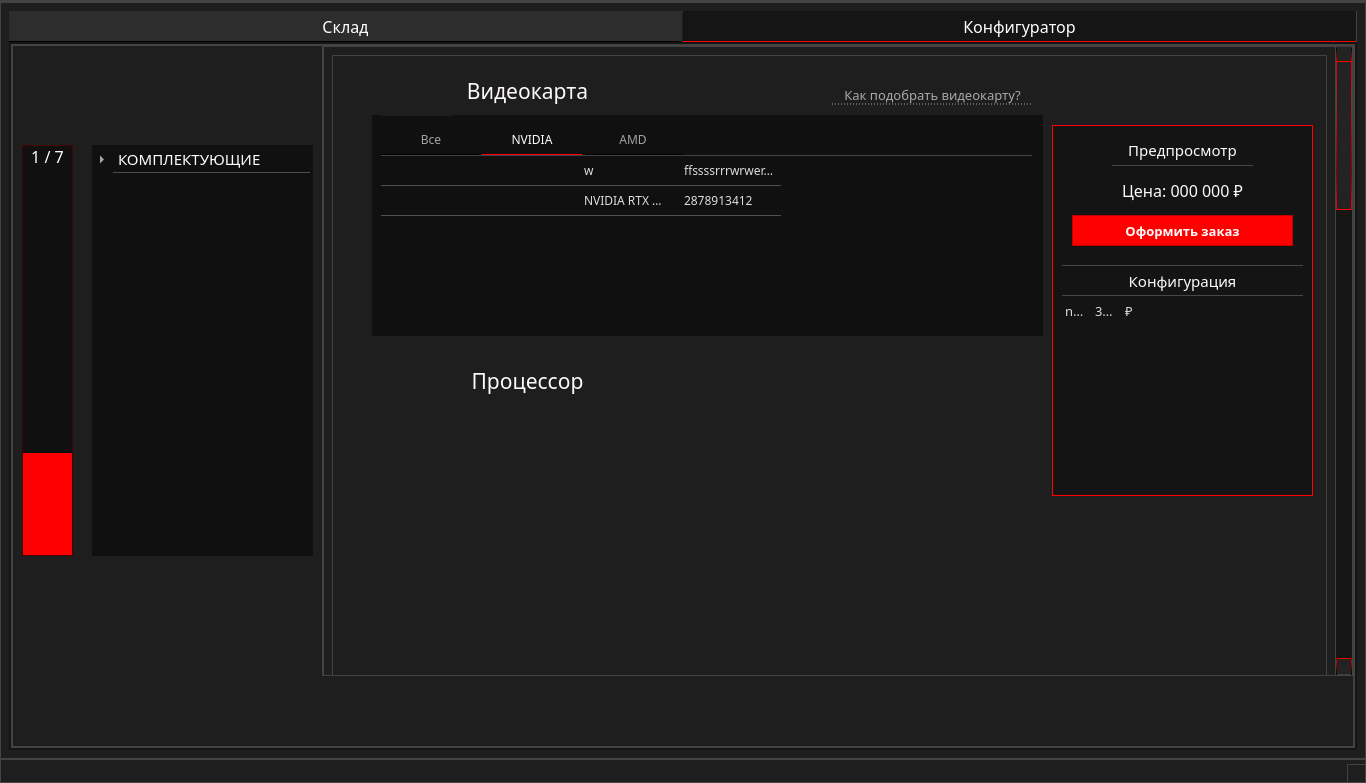
marginalprog/git_pcconf, file ui/main_interface.ui: the form before one commit.
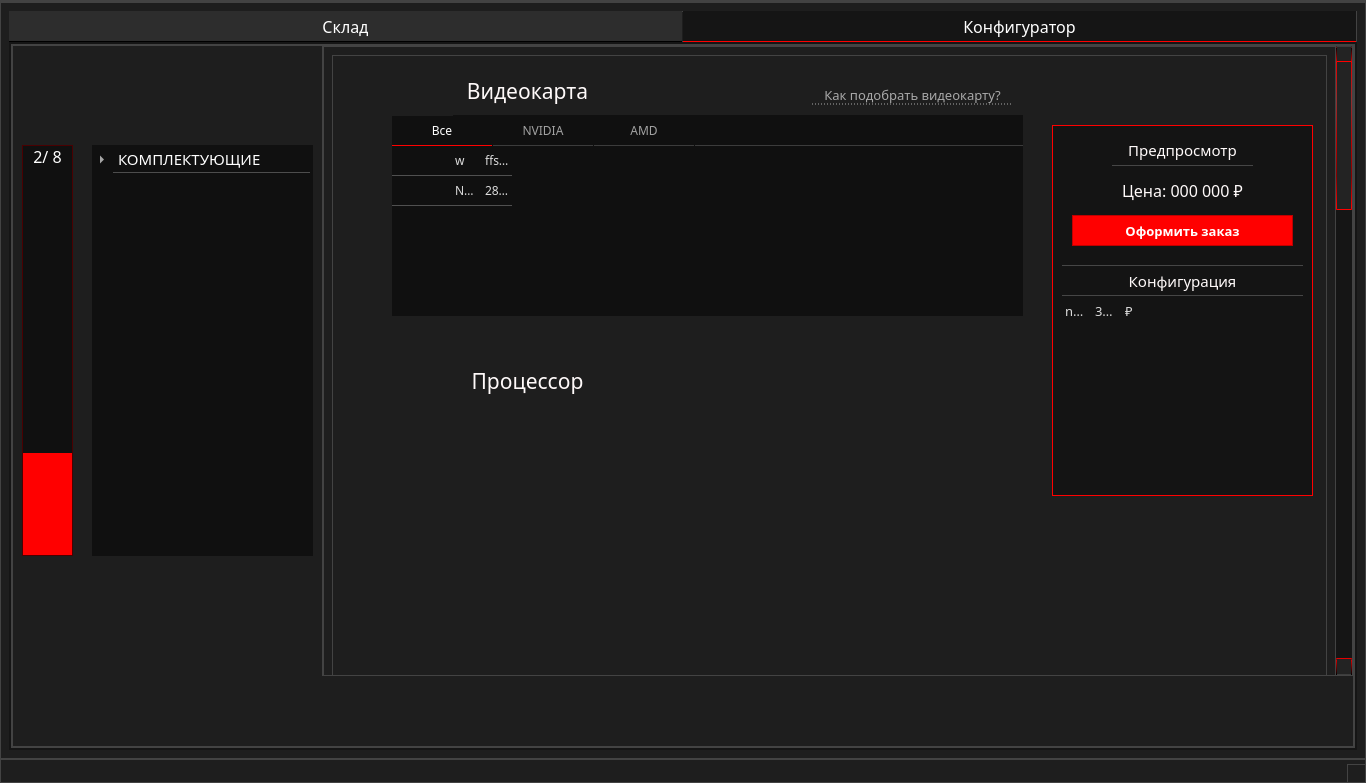
The form after the commit. Icons and pictures are not drawn.

Commit message: +Изменена логика действия вставки RB (вместо пересоздавания теперь они переопределяют своё состояние и объеденены в группы) +Теперь по клику на строку выделяются и сами RB +Таблица убрана из TabWidget, чтобы в будущем по нажатии на вкладку перезаполнять и фильтровать данные в одной таблице, а не создавать новые и заполянть их информацией +Оптимизирован алгоритм вставки индикатора состояния наличия комплектующего на складе

What changed in the file:
```diff
--- a/ui/main_interface.ui
+++ b/ui/main_interface.ui
@@ -179,7 +179,7 @@
          <bool>false</bool>
         </property>
         <property name="format">
-         <string>1 / 7</string>
+         <string>2/ 8</string>
         </property>
        </widget>
        <widget class="QTreeWidget" name="treeWidget">
@@ -915,10 +915,10 @@
             <widget class="QFrame" name="frameTabVideo">
              <property name="geometry">
               <rect>
-               <x>40</x>
+               <x>60</x>
                <y>60</y>
-               <width>671</width>
-               <height>221</height>
+               <width>631</width>
+               <height>201</height>
               </rect>
              </property>
              <property name="styleSheet">
@@ -931,12 +931,18 @@
              <property name="frameShadow">
               <enum>QFrame::Raised</enum>
              </property>
-             <layout class="QVBoxLayout" name="verticalLayout_3">
-              <item>
-               <widget class="QTabWidget" name="tabWvideo">
+             <widget class="QTabWidget" name="tabWidgetVideo">
                 <property name="enabled">
                  <bool>true</bool>
                 </property>
+              <property name="geometry">
+               <rect>
+                <x>0</x>
+                <y>0</y>
+                <width>631</width>
+                <height>31</height>
+               </rect>
+              </property>
                 <property name="font">
                  <font>
                   <family>Montserrat Medium</family>
@@ -946,11 +952,12 @@
                 <property name="styleSheet">
                  <string notr="true">QTabWidget::pane
 {
-	border: 1px;
 	background: #101010;
-	border-style: solid;
-	border-width: 0px;
-	border-color: #151515;
+	border-bottom: 1px solid rgb(60,60,60); 
+	border-right: 0px;
+	border-left: 0px;
+	border-top:0px;
+		
 }
 
 QTabBar::tab
@@ -959,13 +966,16 @@
 	min-width: 100px;
 	min-height: 10ex;
 	margin-left: 1px;
-	left: -1px;
 	color: #a2a2a2;
-
+	border-bottom: 1px solid rgb(60,60,60); 
+	
 }
 QTabBar::tab:selected
 {
 	color: white;
+	border-right: 0px;
+	border-left: 0px;
+	border-top:0px;
 	border-bottom: 1px solid #FF0000;
 }
 QTabBar::tab:hover
@@ -986,16 +996,23 @@
                  <attribute name="title">
                   <string>NVIDIA</string>
                  </attribute>
-                 <widget class="QTableWidget" name="tableConfNvidia">
+              </widget>
+              <widget class="QWidget" name="tabAmd">
+               <attribute name="title">
+                <string>AMD</string>
+               </attribute>
+              </widget>
+             </widget>
+             <widget class="QTableWidget" name="tableConfVideo">
                   <property name="enabled">
                    <bool>true</bool>
                   </property>
                   <property name="geometry">
                    <rect>
                     <x>0</x>
-                    <y>0</y>
-                    <width>651</width>
-                    <height>181</height>
+                <y>30</y>
+                <width>631</width>
+                <height>171</height>
                    </rect>
                   </property>
                   <property name="font">
@@ -1067,6 +1084,9 @@
 	background-color: #101010;
 	color: #dddddd;
 	border-top: 1px solid #434343;
+	border-right: 0px;
+	border-left: 0px;
+	border-bottom: 0px;
 }
 
 QTableWidget::item:hover {
@@ -1107,13 +1127,13 @@
                    <bool>true</bool>
                   </attribute>
                   <attribute name="horizontalHeaderDefaultSectionSize">
-                   <number>100</number>
+               <number>30</number>
                   </attribute>
                   <attribute name="horizontalHeaderHighlightSections">
                    <bool>false</bool>
                   </attribute>
                   <attribute name="horizontalHeaderMinimumSectionSize">
-                   <number>70</number>
+               <number>15</number>
                   </attribute>
                   <attribute name="horizontalHeaderShowSortIndicator" stdset="0">
                    <bool>true</bool>
@@ -1127,6 +1147,9 @@
                   <attribute name="verticalHeaderCascadingSectionResizes">
                    <bool>false</bool>
                   </attribute>
+              <attribute name="verticalHeaderMinimumSectionSize">
+               <number>10</number>
+              </attribute>
                   <row>
                    <property name="text">
                     <string>w</string>
@@ -1183,15 +1206,8 @@
                    </property>
                   </item>
                  </widget>
-                </widget>
-                <widget class="QWidget" name="tabAmd">
-                 <attribute name="title">
-                  <string>AMD</string>
-                 </attribute>
-                </widget>
-               </widget>
-              </item>
-             </layout>
+             <zorder>tableConfVideo</zorder>
+             <zorder>tabWidgetVideo</zorder>
             </widget>
             <widget class="QFrame" name="imgVideocard">
              <property name="geometry">
@@ -1385,7 +1401,7 @@
             <widget class="QPushButton" name="pushButton_2">
              <property name="geometry">
               <rect>
-               <x>500</x>
+               <x>480</x>
                <y>30</y>
                <width>201</width>
                <height>20</height>
```
Left out of the diff: 10 changed lines with no effect on the pictures. Lines whose indentation alone changed are shown as unchanged. The commit also changes 5 other files.
